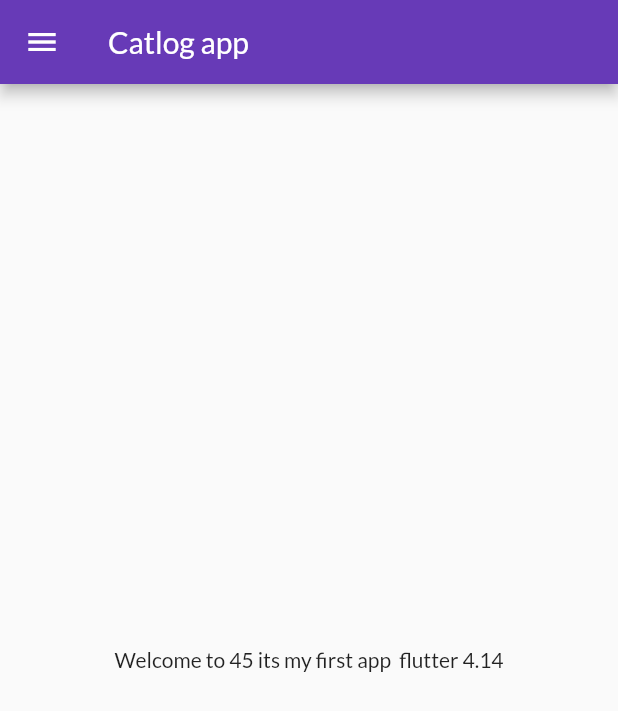
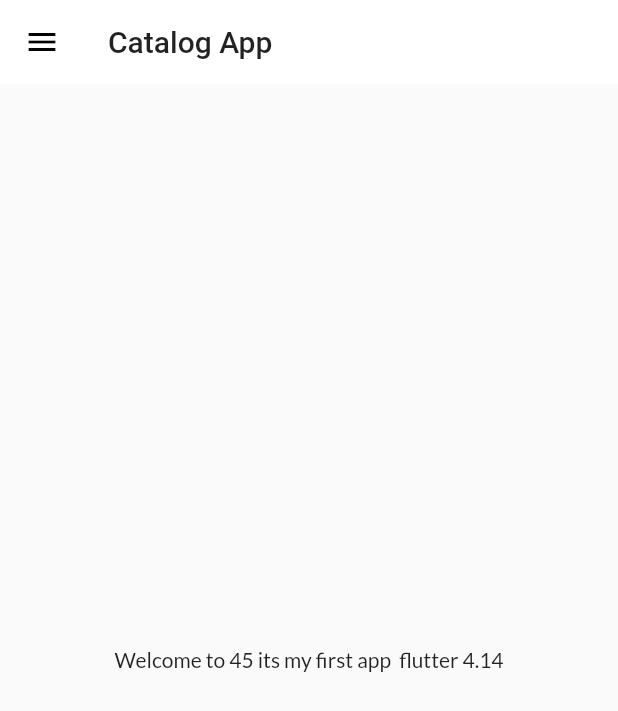
Before and after one commit to NICK-2002/HC-Mart, a Flutter app: the Homepage screen opened by its route, on a phone screen of 412 x 824 dp. Shown: the top 711 px of the screen. Run offline on Flutter 3.47's test engine with Material 2 defaults, Android fonts, the phone set to English and light mode, and no system bars; our stand-ins replace google_fonts.

Commit message:
theme file commit

```diff
--- a/lib/pages/home_page.dart
+++ b/lib/pages/home_page.dart
@@ -13,7 +13,7 @@ class Homepage extends StatelessWidget {
     double s = 3.14;
     return Scaffold(
       appBar: AppBar(
-        title: Text("Catlog app"),
+        title: Text("Catalog App"),
       ),
       body: Center(
         child: Container(
--- a/lib/pages/login_page.dart
+++ b/lib/pages/login_page.dart
@@ -1,3 +1,5 @@
+// ignore_for_file: prefer_const_constructors
+
 import 'package:flutter/material.dart';
 import 'package:flutter_application_1/utilis/routes.dart';
 
--- /dev/null
+++ b/lib/widgets/theme.dart
@@ -0,0 +1,20 @@
+import 'package:flutter/material.dart';
+import 'package:google_fonts/google_fonts.dart';
+
+class Mytheme {
+  static ThemeData lightTheme(BuildContext context) => ThemeData(
+      primarySwatch: Colors.deepPurple,
+      fontFamily: GoogleFonts.lato().fontFamily,
+      // ignore: prefer_const_constructors
+      appBarTheme: AppBarTheme(
+        color: Colors.white,
+        elevation: 0.0,
+        iconTheme: IconThemeData(color: Colors.black),
+        toolbarTextStyle: Theme.of(context).textTheme.bodyText2,
+        titleTextStyle: Theme.of(context).textTheme.headline6,
+      ));
+
+      static ThemeData darkTheme(BuildContext context) => ThemeData(
+       brightness: Brightness.dark,
+      );
+}
```
Also changed, not shown: lib/main.dart (+7 -8 lines).
